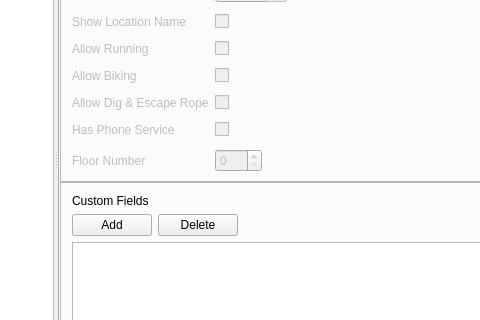
The window that forms/mainwindow.ui (Diegoisawesome/porymap) describes before a commit, drawn with Qt 5; both pictures show x 213 to 693 and y 251 to 571 of the 1117 by 822 pixel window.
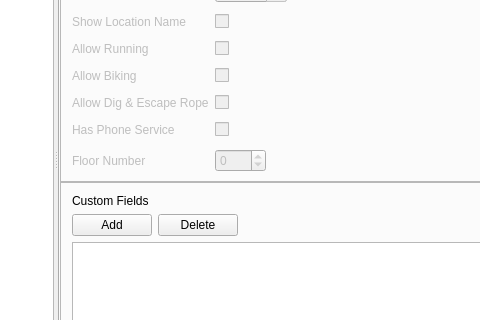
The same window after the commit. The open tabs and pages were chosen to show the change. Icons and pictures are not drawn. Custom widgets are drawn as their Qt base class.

Commit message: Set floor minimum

Patch:
```diff
--- a/forms/mainwindow.ui
+++ b/forms/mainwindow.ui
@@ -2185,6 +2185,9 @@
               <property name="toolTip">
                <string>&lt;html&gt;&lt;head/&gt;&lt;body&gt;&lt;p&gt;Floor number to be used for maps with elevators.&lt;/p&gt;&lt;/body&gt;&lt;/html&gt;</string>
               </property>
+              <property name="minimum">
+               <number>-128</number>
+              </property>
               <property name="maximum">
                <number>127</number>
               </property>
```
